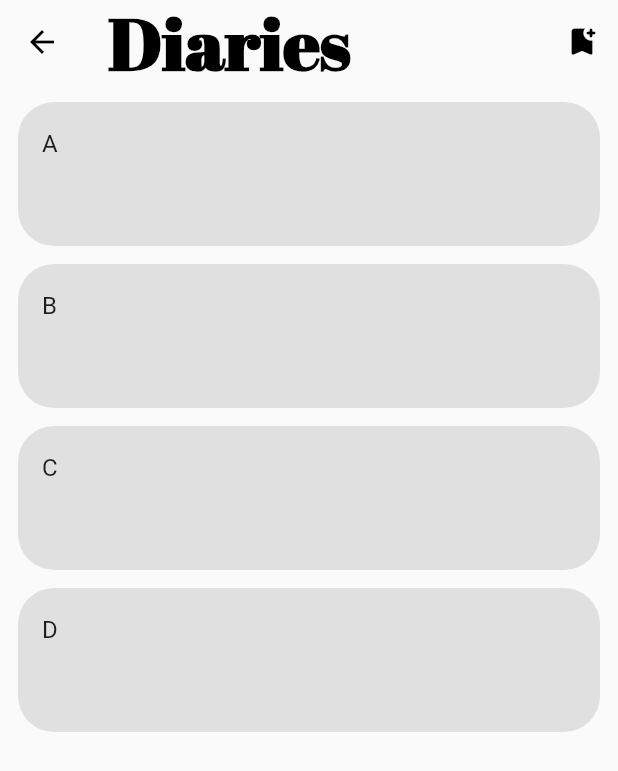
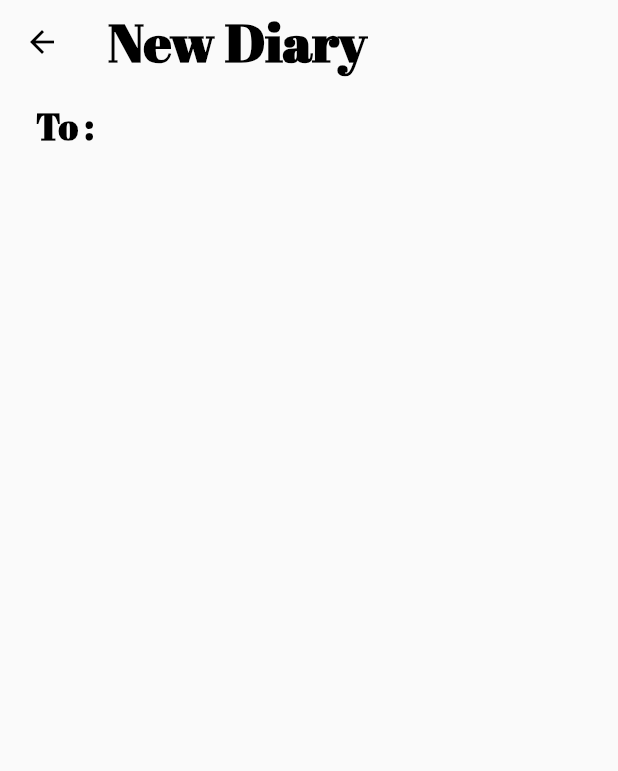
Before and after one commit to ychia112/TAxt_SocialMedia, a Flutter app: the DiaryPage screen opened directly, after a tap on the "bookmark add" icon, on a phone screen of 412 x 824 dp. Shown: the top 771 px of the screen. Run offline on Flutter 3.47's test engine with Material 2 defaults, Android fonts, the phone set to English and light mode, and no system bars; our stand-ins replace flutter_dotenv, google_fonts, google_nav_bar, image_picker, shared_preferences and 1 more; missing offline and left inert: dart:ffi, walletconnect_dart, web3dart; accounts and stored records are empty; key blocks and very long unbroken strings in the code were emptied for the run.

Commit message:
dairy page update profile edit save button color edit

```diff
--- a/lib/pages/diary.dart
+++ b/lib/pages/diary.dart
@@ -1,6 +1,7 @@
 import 'package:flutter/material.dart';
 import 'Diarydata.dart';
 import 'package:google_fonts/google_fonts.dart';
+import 'new_diary.dart';
 class DiaryPage extends StatefulWidget {
   @override
   State<DiaryPage> createState() => _DiaryPageState();
@@ -43,13 +44,21 @@ class _DiaryPageState extends State<DiaryPage> {
         ),
         actions: [
           IconButton(
-            onPressed: (){},
+            onPressed: (){
+              Navigator.push(
+                context,
+                MaterialPageRoute(builder: (context) => NewDiary()),
+              );
+            },
             icon: Icon(Icons.bookmark_add_rounded),
           ),
         ],
       ),
       body: Theme(
-        data:ThemeData(canvasColor: Colors.transparent,shadowColor: Colors.transparent),
+        data:ThemeData(
+          canvasColor: Colors.transparent,
+          shadowColor: Colors.transparent,
+        ),
         child:ReorderableListView(
         padding: const EdgeInsets.all(6),
         children: [
--- /dev/null
+++ b/lib/pages/new_diary.dart
@@ -0,0 +1,48 @@
+import'package:flutter/material.dart';
+import 'package:google_fonts/google_fonts.dart';
+
+class NewDiary extends StatefulWidget {
+  @override
+  State<NewDiary> createState() => _NewDiaryState();
+}
+
+class _NewDiaryState extends State<NewDiary> {
+  @override
+  Widget build(BuildContext context) {
+    return Scaffold(
+      appBar: AppBar(
+        backgroundColor: Colors.transparent,
+        elevation: 0,
+        title:Text(
+          'New Diary',
+          style: GoogleFonts.abrilFatface(
+              textStyle: const TextStyle(
+                  fontSize: 36,
+                  fontWeight: FontWeight.bold,
+                  color: Colors.black
+              )
+          ),
+        ),
+      ),
+      body: ListView(
+        padding: const EdgeInsets.symmetric(horizontal: 12),
+        children:[
+          SizedBox(height: 12,),
+          Container(
+            padding: EdgeInsets.symmetric(horizontal: 12),
+            child: Text(
+              'To :',
+              style: GoogleFonts.abrilFatface(
+                  textStyle: const TextStyle(
+                      fontSize: 24,
+                      fontWeight: FontWeight.bold,
+                      color: Colors.black
+                  )
+              ),
+            ),
+          )
+        ],
+      ),
+    );
+  }
+}
--- a/lib/widgets/button_widget.dart
+++ b/lib/widgets/button_widget.dart
@@ -13,7 +13,7 @@ class ButtonWidget extends StatelessWidget {
   @override
   Widget build(BuildContext context) => ElevatedButton(
     style: ElevatedButton.styleFrom(
-      backgroundColor: Colors.grey,
+      backgroundColor: Colors.teal[300],
       shape: StadiumBorder(),
       onPrimary: Colors.white,
       padding: EdgeInsets.symmetric(horizontal: 32, vertical: 12),
```
